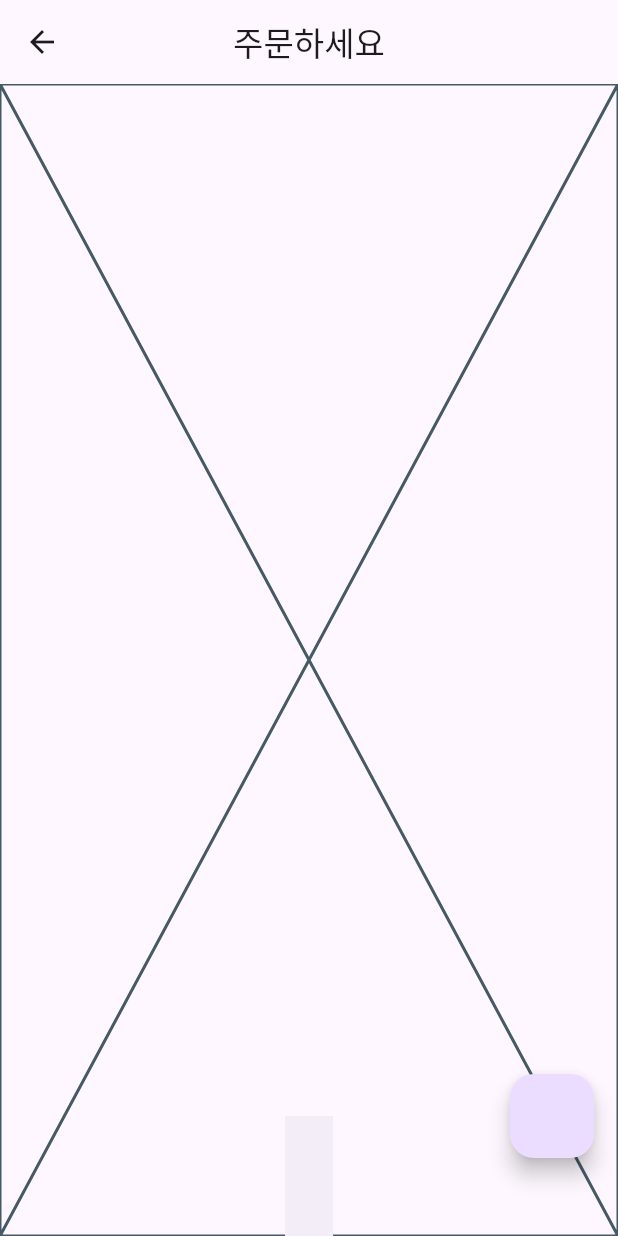
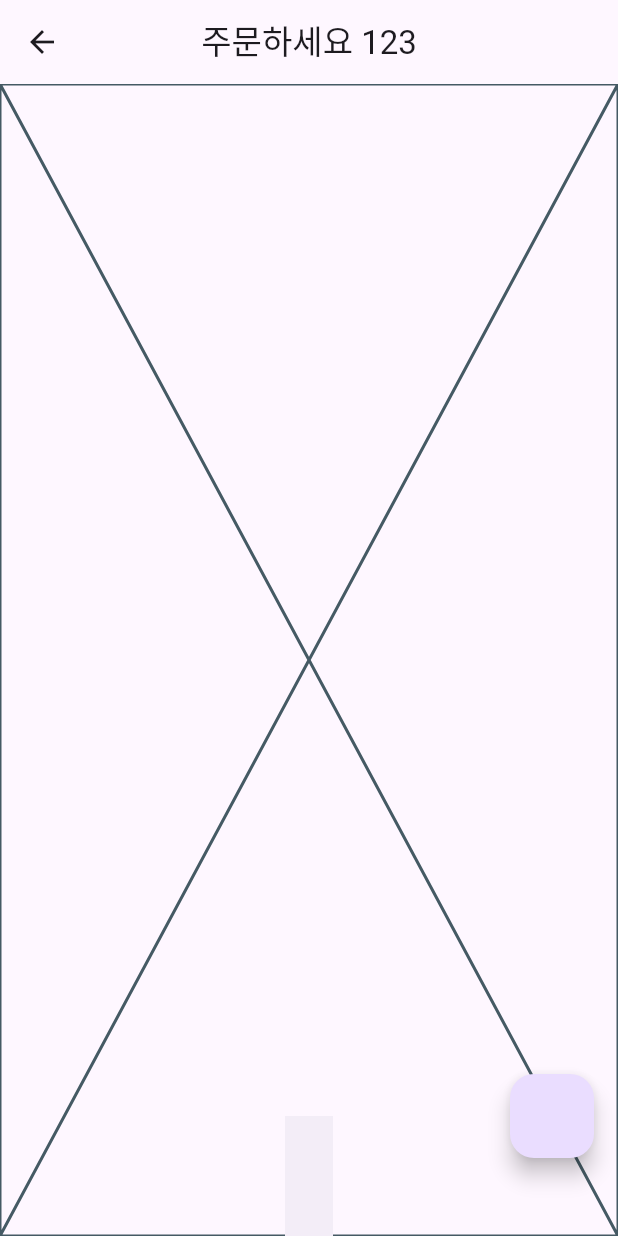
Before and after one commit to dbswhdaks/daooo, a Flutter app: the MainPage screen opened directly, on a phone screen of 412 x 824 dp. Run offline on Flutter 3.47's test engine with Material 3 defaults, Android fonts, the light colour scheme and no system bars.

Commit message:
Update main.dart

```diff
--- a/daooo/lib/main.dart
+++ b/daooo/lib/main.dart
@@ -22,7 +22,7 @@ class MainPage extends StatelessWidget {
   Widget build(BuildContext context) {
     return Scaffold(
       appBar: AppBar(
-        title: Text('주문하세요'),
+        title: Text('주문하세요 123'),
         centerTitle: true,
       ),
       body: const Placeholder(),
```
